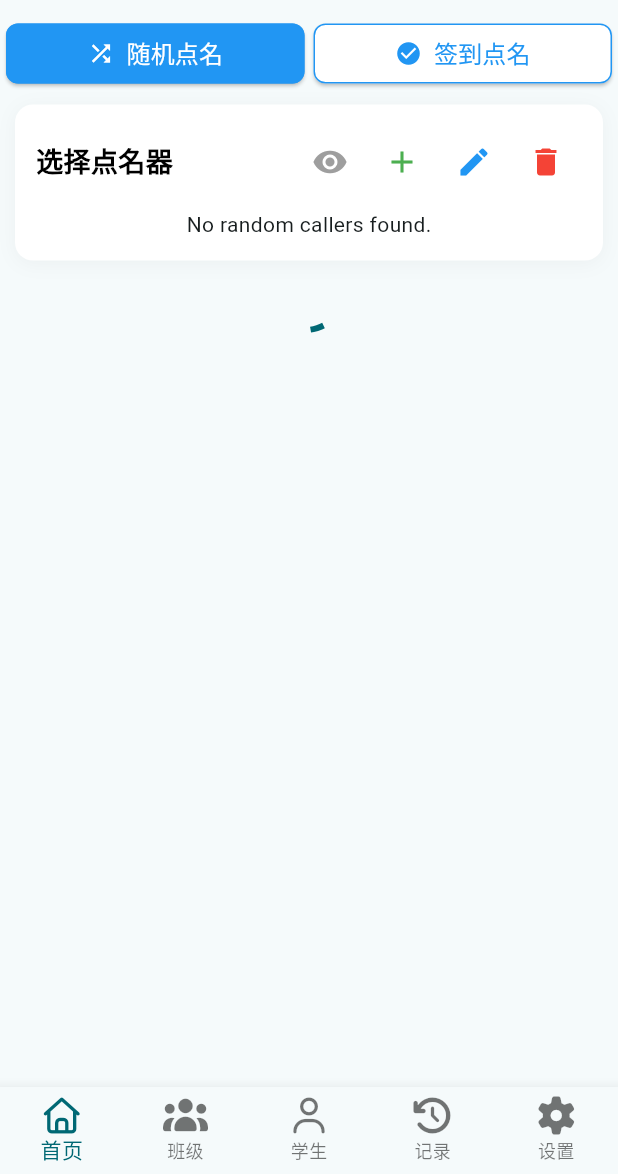
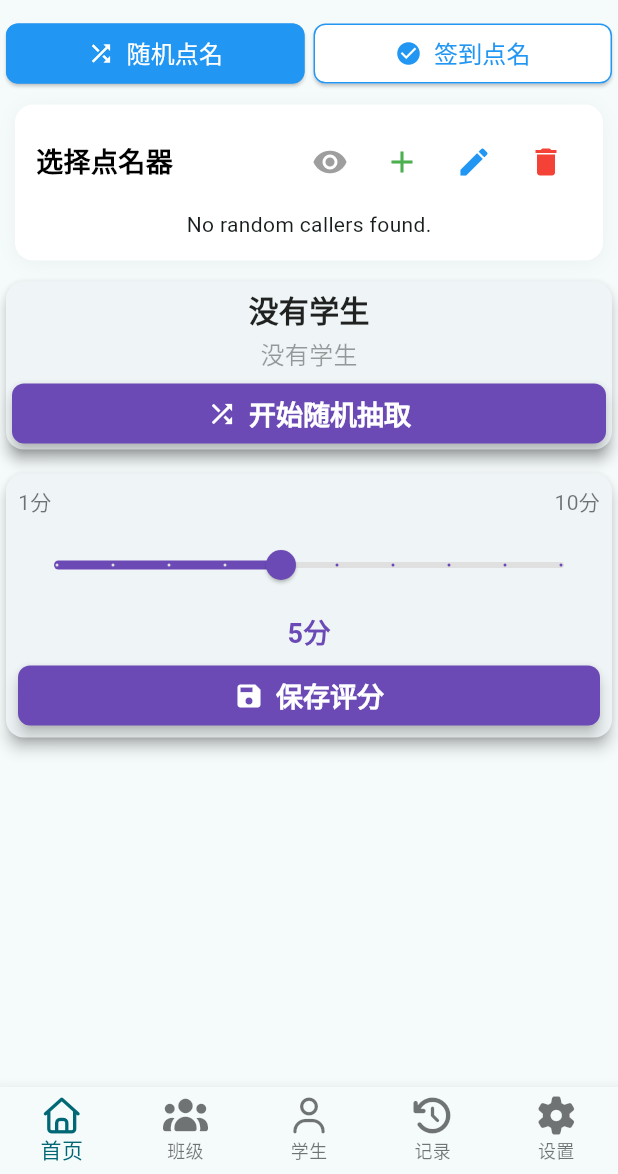
Before and after one commit to ieeningnwq/rollcaller, a Flutter app: the screen it shows after launch, on a phone screen of 412 x 824 dp, the part 62-1236 px from its top. Run offline on Flutter 3.47's test engine with Material 3 defaults, Android fonts, the light colour scheme and no system bars; our stand-ins replace flutter_screenutil, fluttertoast, font_awesome_flutter, pull_to_refresh, sqflite; accounts and stored records are empty.

Commit message:
完成保存评分ui

```diff
--- a/lib/pages/random_call_page.dart
+++ b/lib/pages/random_call_page.dart
@@ -4,6 +4,7 @@ import 'package:provider/provider.dart';
 import '../providers/random_caller_provider.dart';
 import '../widgets/random_caller_call_widget.dart';
 import '../widgets/random_caller_info_widget.dart';
+import '../widgets/student_score_widget.dart';
 
 class RandomCallPage extends StatefulWidget {
   const RandomCallPage({super.key});
@@ -14,15 +15,21 @@ class RandomCallPage extends StatefulWidget {
 
 class _RandomCallPageState extends State<RandomCallPage> {
 
+
   @override
   Widget build(BuildContext context) {
     return Consumer<RandomCallerProvider>(
       builder: (context, randomCallerProvider, child) {
-        return Column(
-          children: [
-            RandomCallerInfoWidget(),
-            RandomCallerCallWidget(),
-          ],
+        return Expanded(
+          child: SingleChildScrollView(
+            child:Column(
+                children: [
+                  RandomCallerInfoWidget(),
+                  RandomCallerCallWidget(),
+                  StudentScoreWidget(),
+                ],
+            ),
+          ),
         );
       },
     );
--- a/lib/providers/random_caller_provider.dart
+++ b/lib/providers/random_caller_provider.dart
@@ -12,6 +12,8 @@ import '../utils/student_dao.dart';
 class RandomCallerProvider with ChangeNotifier {
   final Map<int, RandomCallerModel> _randomCallers = {};
   RandomCallerModel? _selectedCaller;
+
+  RandomCallerGroupModel? _selectedCallerGroup;
 
   RandomCallerModel? get selectedCaller => _selectedCaller;
 
@@ -113,4 +115,8 @@ class RandomCallerProvider with ChangeNotifier {
     setCurrentSelectedCallerWithoutNotify(id);
     notifyListeners();
   }
+
+  void updateSelectedCallerGroupWithoutNotify(RandomCallerGroupModel randomCallerGroupModel) {
+    _selectedCallerGroup = randomCallerGroupModel;
+  }
 }
--- a/lib/widgets/random_caller_call_widget.dart
+++ b/lib/widgets/random_caller_call_widget.dart
@@ -3,7 +3,7 @@ import 'dart:math';
 import 'package:flutter/material.dart';
 import 'package:provider/provider.dart';
 
-import '../models/random_caller_group.dart';
+import '../models/student_model.dart';
 import '../providers/random_caller_provider.dart';
 
 class RandomCallerCallWidget extends StatefulWidget {
@@ -23,12 +23,15 @@ class _RandomCallerCallWidgetState extends State<RandomCallerCallWidget>
   late AnimationController _controller;
   late Animation<double> _animation;
 
+  StudentModel? _currentStudent;
+  List<StudentModel> _students = [];
+
   @override
   void initState() {
     super.initState();
     // 初始化动画控制器 - 速度更快
     _controller = AnimationController(
-      duration: const Duration(milliseconds: 100),
+      duration: const Duration(milliseconds: 200),
       vsync: this,
     );
     // 初始化动画
@@ -43,42 +46,118 @@ class _RandomCallerCallWidgetState extends State<RandomCallerCallWidget>
 
             // 随机选择一个新的学生
             setState(() {
-              // int index = _random.nextInt(_students.length);
-              // _currentStudent = _students[index];
+              int index = _random.nextInt(_students.length);
+              _currentStudent = _students[index];
             });
           }
         }
       });
+    // 初始化数据
+    Provider.of<RandomCallerProvider>(
+      context,
+      listen: false,
+    ).getSelectorCallerClassStudents().then((value) {
+      _students = value.students;
+      _currentStudent = _students.isNotEmpty
+          ? _students[_random.nextInt(_students.length)]
+          : null;
+    });
   }
 
   @override
   Widget build(BuildContext context) {
-    return FutureBuilder<RandomCallerGroupModel>(
-      future: Provider.of<RandomCallerProvider>(
-        context,
-        listen: false,
-      ).getSelectorCallerClassStudents(),
-      builder: (context, snapshot) {
-        if (snapshot.connectionState == ConnectionState.waiting) {
-          return const Center(child: CircularProgressIndicator());
-        } else if (snapshot.hasError) {
-          return Center(child: Text('Error: ${snapshot.error}'));
-        } else if (!snapshot.hasData || snapshot.data == null) {
-          return const Center(child: Text('No random caller found.'));
-        } else {
-          final randomCaller = snapshot.data!;
-          return SingleChildScrollView(
-            scrollDirection: Axis.vertical,
-            child: Text(
-              randomCaller.toString(),
+    return Card(
+      elevation: 4.0,
+      shape: RoundedRectangleBorder(borderRadius: BorderRadius.circular(12.0)),
+      child: Padding(
+        padding: const EdgeInsets.all(4.0),
+        child: Column(
+          children: [
+            // 学生姓名显示
+            Text(
+              _currentStudent?.studentName ?? '没有学生',
               style: const TextStyle(
-                fontSize: 10.0,
+                fontSize: 20,
                 fontWeight: FontWeight.bold,
+                color: Colors.black87,
               ),
             ),
-          );
-        }
-      },
+
+            const SizedBox(height: 4.0),
+
+            // 学号显示
+            AnimatedBuilder(
+              animation: _animation,
+              builder: (context, child) {
+                return Opacity(
+                  opacity: 0.7 + (_animation.value * 0.3), // 添加透明度动画
+                  child: child,
+                );
+              },
+              child: Text(
+                _currentStudent == null
+                    ? '没有学生'
+                    : _currentStudent?.studentNumber ?? '没有学号',
+                style: const TextStyle(fontSize: 16.0, color: Colors.black54),
+              ),
+            ),
+
+            const SizedBox(height: 8.0),
+
+            // 开始随机抽取按钮
+            SizedBox(
+              width: double.infinity,
+              height: 40.0,
+              child: ElevatedButton(
+                onPressed: _toggleRandomPick,
+                style: ElevatedButton.styleFrom(
+                  backgroundColor: const Color(0xFF6C4AB6), // 紫色背景
+                  foregroundColor: Colors.white, // 白色文字
+                  shape: RoundedRectangleBorder(
+                    borderRadius: BorderRadius.circular(8.0),
+                  ),
+                  textStyle: const TextStyle(
+                    fontSize: 18.0,
+                    fontWeight: FontWeight.bold,
+                  ),
+                  elevation: 4.0,
+                ),
+                child: Row(
+                  mainAxisAlignment: MainAxisAlignment.center,
+                  children: [
+                    const Icon(Icons.shuffle, size: 20.0),
+                    const SizedBox(width: 8.0),
+                    Text(_isPicking ? '停止抽取' : '开始随机抽取'),
+                  ],
+                ),
+              ),
+            ),
+          ],
+        ),
+      ),
     );
   }
+
+  // 开始/停止随机抽取
+  void _toggleRandomPick() {
+    setState(() {
+      if (_isPicking) {
+        // 停止抽取
+        _isPicking = false;
+        _controller.stop();
+        _controller.reset();
+        // 评分相关状态
+      } else {
+        // 开始抽取
+        _isPicking = true;
+        _controller.forward();
+      }
+    });
+  }
+
+  @override
+  dispose() {
+    _controller.dispose();
+    super.dispose();
+  }
 }
--- /dev/null
+++ b/lib/widgets/student_score_widget.dart
@@ -0,0 +1,99 @@
+import 'package:flutter/material.dart';
+
+class StudentScoreWidget extends StatefulWidget {
+  const StudentScoreWidget({super.key});
+
+  @override
+  State<StudentScoreWidget> createState() => _StudentScoreWidgetState();
+}
+
+class _StudentScoreWidgetState extends State<StudentScoreWidget> {
+  int _score = 5;
+
+  @override
+  Widget build(BuildContext context) {
+    // 评分组件 - 一直显示
+    return Padding(
+      padding: const EdgeInsets.only(top: 8.0),
+      child: Card(
+        elevation: 4.0,
+        shape: RoundedRectangleBorder(
+          borderRadius: BorderRadius.circular(12.0),
+        ),
+        child: Padding(
+          padding: const EdgeInsets.all(8.0),
+          child: Column(
+            children: [
+              // 分数范围和滑动条
+              Column(
+                children: [
+                  Row(
+                    mainAxisAlignment: MainAxisAlignment.spaceBetween,
+                    children: const [
+                      Text('1分', style: TextStyle(color: Colors.black54)),
+                      Text('10分', style: TextStyle(color: Colors.black54)),
+                    ],
+                  ),
+                  const SizedBox(height: 8.0),
+                  Slider(
+                    value: _score.toDouble(),
+                    min: 1,
+                    max: 10,
+                    divisions: 9,
+                    label: '$_score分',
+                    activeColor: const Color(0xFF6C4AB6),
+                    inactiveColor: Colors.grey.shade300,
+                    onChanged: (value) {
+                      setState(() {
+                        _score = value.round();
+                      });
+                    },
+                  ),
+                  const SizedBox(height: 8.0),
+                  Text(
+                    '$_score分',
+                    style: const TextStyle(
+                      fontSize: 18.0,
+                      fontWeight: FontWeight.bold,
+                      color: Color(0xFF6C4AB6),
+                    ),
+                  ),
+                ],
+              ),
+              const SizedBox(height: 8.0),
+
+              // 评分按钮组
+              SizedBox(
+                width: double.infinity,
+                height: 40.0,
+                child: ElevatedButton(
+                  onPressed: () => {},
+                  style: ElevatedButton.styleFrom(
+                    backgroundColor: const Color(0xFF6C4AB6), // 紫色背景
+                    foregroundColor: Colors.white, // 白色文字
+                    shape: RoundedRectangleBorder(
+                      borderRadius: BorderRadius.circular(8.0),
+                    ),
+                    textStyle: const TextStyle(
+                      fontSize: 18.0,
+                      fontWeight: FontWeight.bold,
+                    ),
+                    elevation: 4.0,
+                  ),
+                  child: Row(
+                    mainAxisAlignment: MainAxisAlignment.center,
+                    children: const [
+                      Icon(Icons.save, size: 20.0),
+                      SizedBox(width: 8.0),
+                      Text('保存评分'),
+                    ],
+                  ),
+                ),
+              ),
+            ],
+          ),
+        ),
+      ),
+    );
+  }
+}
```
